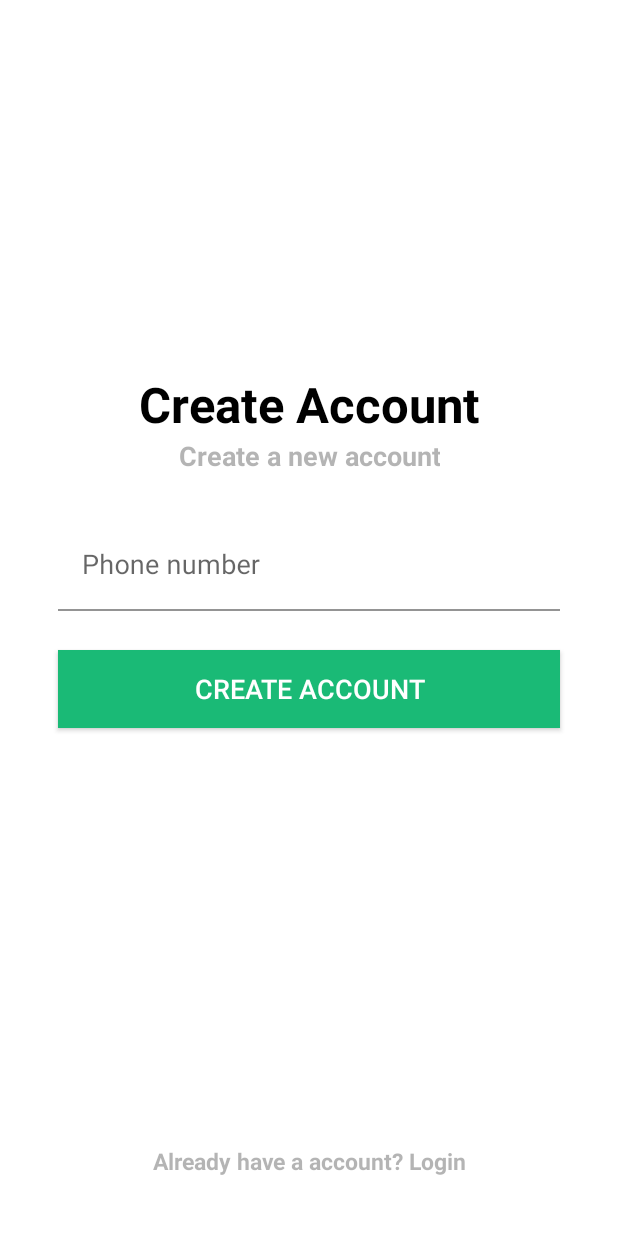
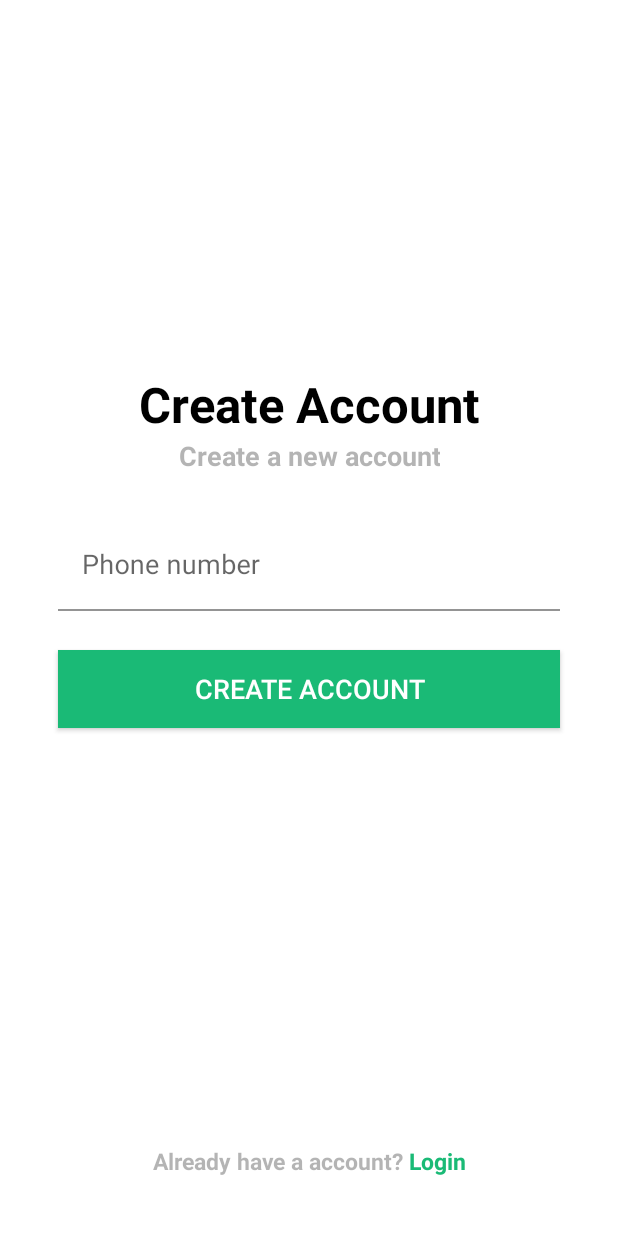
Before and after one commit to maekeshtwilightsoftwares/KIRSHIAPPS, an Android app: the RegisterFragment screen opened through its navigation route, after a tap on "CREATE ACCOUNT", on a phone screen of 412 x 824 dp. Run offline under Robolectric (Android 15) with nearby library versions, the phone set to English and light mode, and no system bars; our stand-ins replace data binding, sdp/ssp sizes.

```diff
--- a/app/src/main/java/com/twilight/kirshiapps/utils/Constants.java
+++ b/app/src/main/java/com/twilight/kirshiapps/utils/Constants.java
@@ -1,5 +1,5 @@
 package com.twilight.kirshiapps.utils;
 
 public class Constants {
-    public static final int MAX_PHONE_NUMBER = 9;
+    public static final int MAX_PHONE_NUMBER = 10;
 }
--- a/app/src/main/java/com/twilight/kirshiapps/utils/Validation.java
+++ b/app/src/main/java/com/twilight/kirshiapps/utils/Validation.java
@@ -9,11 +9,11 @@ public class Validation {
 
 
 
-    public Boolean isEmptyOrNot(String data) {
-        return TextUtils.isEmpty(data);
+    public Boolean isNotEmpty(String data) {
+        return !TextUtils.isEmpty(data);
     }
 
     public Boolean isValidNumber(String data) {
-        return data.length()>MAX_PHONE_NUMBER;
+        return data.length()==10;
     }
 }
--- a/app/src/main/java/com/twilight/kirshiapps/view/fragment/login/LoginFragment.java
+++ b/app/src/main/java/com/twilight/kirshiapps/view/fragment/login/LoginFragment.java
@@ -68,7 +68,7 @@ public class LoginFragment extends Fragment {
     }
 
     private Boolean checkValidation(String phoneNumber) {
-        return validate.isEmptyOrNot(phoneNumber) || validate.isValidNumber(phoneNumber);
+        return validate.isNotEmpty(phoneNumber) && validate.isValidNumber(phoneNumber);
     }
 
     private void initViews() {
--- a/app/src/main/java/com/twilight/kirshiapps/view/fragment/register/RegisterFragment.java
+++ b/app/src/main/java/com/twilight/kirshiapps/view/fragment/register/RegisterFragment.java
@@ -1,11 +1,15 @@
 package com.twilight.kirshiapps.view.fragment.register;
 
 import android.os.Bundle;
+import android.text.Spannable;
+import android.text.SpannableString;
+import android.text.style.ForegroundColorSpan;
 import android.view.LayoutInflater;
 import android.view.View;
 import android.view.ViewGroup;
 import android.widget.Toast;
 
+import androidx.core.content.ContextCompat;
 import androidx.databinding.DataBindingUtil;
 import androidx.fragment.app.Fragment;
 
@@ -49,12 +53,24 @@ public class RegisterFragment extends Fragment {
     }
 
     private Boolean checkValidation(String phoneNumber) {
-        return validate.isEmptyOrNot(phoneNumber) || validate.isValidNumber(phoneNumber);
+        return validate.isNotEmpty(phoneNumber) || validate.isValidNumber(phoneNumber);
     }
 
     @Override
     public void onViewCreated(View view, Bundle savedInstanceState) {
         super.onViewCreated(view, savedInstanceState);
+        setRegisteredText();
+    }
+
+    private void setRegisteredText() {
+        Spannable alreadyHadAccount = new SpannableString(getString(R.string.had_account));
+        alreadyHadAccount.setSpan(new ForegroundColorSpan(ContextCompat.getColor(requireContext(), R.color.light_grey_100)), 0, alreadyHadAccount.length(), Spannable.SPAN_EXCLUSIVE_EXCLUSIVE);
+        fragmentRegisterBinding.tvAlreadyAccount.setText(alreadyHadAccount);
+
+        Spannable loginText = new SpannableString(getString(R.string.login));
+        loginText.setSpan(new ForegroundColorSpan(ContextCompat.getColor(requireContext(), R.color.green)), 0, loginText.length(), Spannable.SPAN_EXCLUSIVE_EXCLUSIVE);
+        fragmentRegisterBinding.tvAlreadyAccount.append(" ");
+        fragmentRegisterBinding.tvAlreadyAccount.append(loginText);
     }
 
 
--- a/app/src/main/res/values/strings.xml
+++ b/app/src/main/res/values/strings.xml
@@ -12,4 +12,5 @@
     <string name="enter_valid_phone">Please enter valid phone number</string>
     <string name="create_account_register">Create Account</string>
     <string name="already_had_account">Already have a account? Login</string>
+    <string name="had_account">Already have a account?</string>
 </resources>
```
